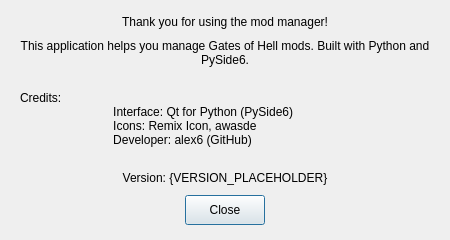
Before: the Qt Designer form goh_mod_manager/res/ui/about_dialog.ui in alexbdka/goh-mod-manager, drawn with Qt 5.
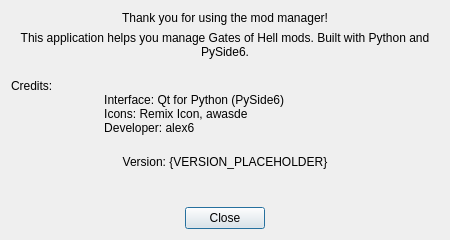
After: the same form once the commit is applied.

Commit message: change dialog buttons from pushButtons to dialogButtons; UI formatting cleaning (font size, spacing, element size); refresh icon is now theme dynamic - add qtawesome as new dependency

Patch:
```diff
--- a/goh_mod_manager/res/ui/about_dialog.ui
+++ b/goh_mod_manager/res/ui/about_dialog.ui
@@ -29,21 +29,6 @@
             <bool>true</bool>
         </property>
         <layout class="QVBoxLayout" name="verticalLayout">
-            <property name="spacing">
-                <number>10</number>
-            </property>
-            <property name="leftMargin">
-                <number>20</number>
-            </property>
-            <property name="topMargin">
-                <number>15</number>
-            </property>
-            <property name="rightMargin">
-                <number>20</number>
-            </property>
-            <property name="bottomMargin">
-                <number>15</number>
-            </property>
             <item>
                 <widget class="QLabel" name="thankYouLabel">
                     <property name="text">
@@ -74,7 +59,7 @@
                         <string>Credits:
                             Interface: Qt for Python (PySide6)
                             Icons: Remix Icon, awasde
-                            Developer: alex6 (GitHub)
+                            Developer: alex6
                         </string>
                     </property>
                     <property name="wordWrap">
@@ -106,50 +91,17 @@
                 </spacer>
             </item>
             <item>
-                <layout class="QHBoxLayout" name="buttonLayout">
-                    <item>
-                        <spacer name="horizontalSpacer">
+    <widget class="QDialogButtonBox" name="buttonBox">
                             <property name="orientation">
                                 <enum>Qt::Orientation::Horizontal</enum>
                             </property>
-                            <property name="sizeHint" stdset="0">
-                                <size>
-                                    <width>40</width>
-                                    <height>20</height>
-                                </size>
-                            </property>
-                        </spacer>
-                    </item>
-                    <item>
-                        <widget class="QPushButton" name="closeButton">
-                            <property name="minimumSize">
-                                <size>
-                                    <width>80</width>
-                                    <height>30</height>
-                                </size>
-                            </property>
-                            <property name="text">
-                                <string>Close</string>
-                            </property>
-                            <property name="default">
+     <property name="standardButtons">
+      <set>QDialogButtonBox::StandardButton::Close</set>
+     </property>
+     <property name="centerButtons">
                                 <bool>true</bool>
                             </property>
                         </widget>
-                    </item>
-                    <item>
-                        <spacer name="horizontalSpacer_2">
-                            <property name="orientation">
-                                <enum>Qt::Orientation::Horizontal</enum>
-                            </property>
-                            <property name="sizeHint" stdset="0">
-                                <size>
-                                    <width>40</width>
-                                    <height>20</height>
-                                </size>
-                            </property>
-                        </spacer>
-                    </item>
-                </layout>
             </item>
         </layout>
     </widget>
```
Left out of the diff: 28 changed lines with no effect on the pictures. Lines whose indentation alone changed are shown as unchanged. The commit also changes 18 other files.
